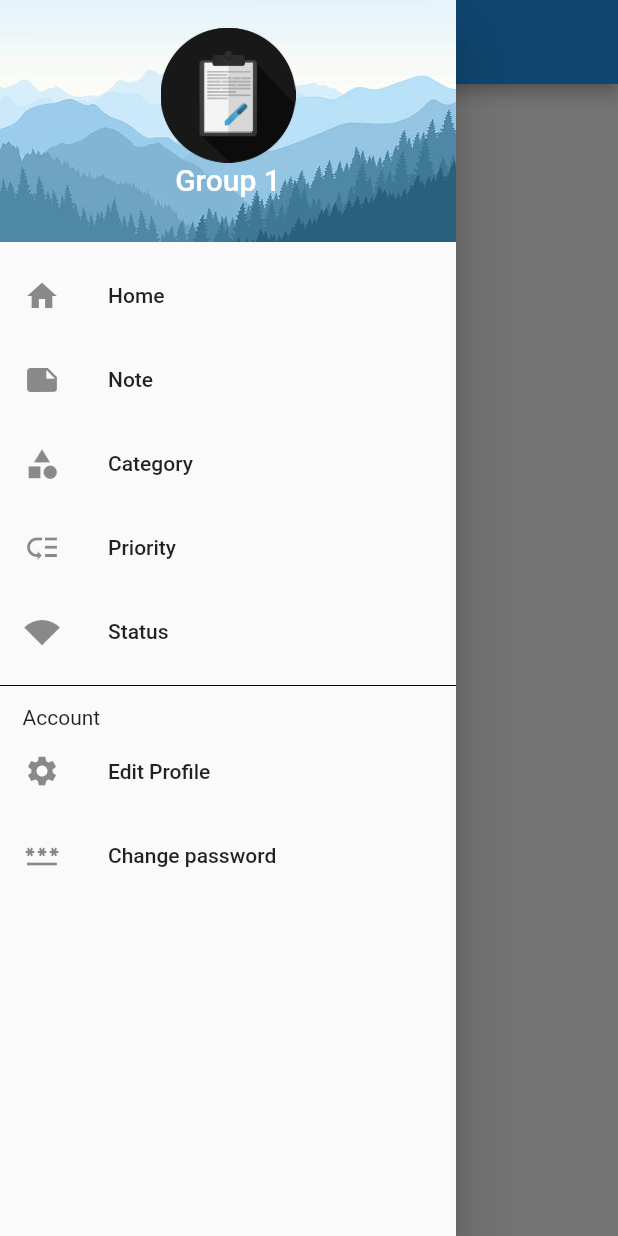
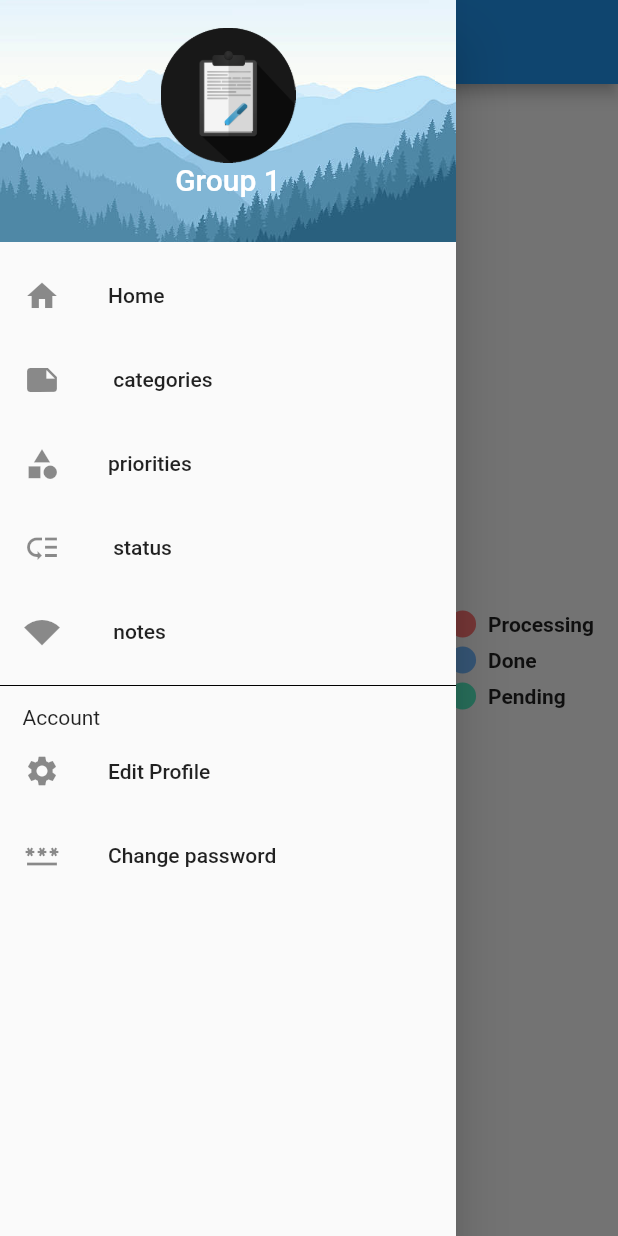
Before and after one commit to caoduczpsm/R2S-Flutter-NMS-Project-, a Flutter app: the NoteApp screen opened directly with empty values, with the side drawer open, on a phone screen of 412 x 824 dp. Run offline on Flutter 3.47's test engine with Material 2 defaults, Android fonts, the phone set to English and light mode, and no system bars; drawn by our look-alikes of pie_chart; our stand-ins replace sqflite; accounts and stored records are empty.

Commit message:
add pie chart library

```diff
--- a/lib/dashboard.dart
+++ b/lib/dashboard.dart
@@ -1,6 +1,8 @@
 import 'package:flutter/material.dart';
 import 'package:note_management_system/item.dart';
 import 'package:note_management_system/model/User.dart';
+import 'package:note_management_system/ultilities/Constant.dart';
+import 'package:pie_chart/pie_chart.dart';
 
 // ignore: must_be_immutable
 class NoteApp extends StatefulWidget {
@@ -21,7 +23,12 @@ class _NoteAppState extends State<NoteApp> {
   _NoteAppState({required this.user});
 
   Widget _currentScreen = const ItemDashboard();
+  Map<String, double> dataMap = {
+    "Processing": 60,
+    "Done": 20,
+    "Pending": 20,
 
+  };
   @override
   Widget build(BuildContext context) {
     return Scaffold(
@@ -76,7 +83,7 @@ class _NoteAppState extends State<NoteApp> {
               },
             ),
             ListTile(
-              title: const Text('Note'),
+              title: const Text(' ${Constant.KEY_TABLE_CATEGORY}'),
               leading: const Icon(Icons.note),
               onTap: () {
                 setState(() {
@@ -86,7 +93,7 @@ class _NoteAppState extends State<NoteApp> {
               },
             ),
             ListTile(
-              title: const Text('Category'),
+              title: const Text('${Constant.KEY_TABLE_PRIORITY}'),
               leading: const Icon(Icons.category),
               onTap: () {
                 setState(() {
@@ -96,7 +103,7 @@ class _NoteAppState extends State<NoteApp> {
               },
             ),
             ListTile(
-              title: const Text('Priority'),
+              title: const Text(' ${Constant.KEY_TABLE_STATUS}'),
               leading: const Icon(Icons.low_priority),
               onTap: () {
                 setState(() {
@@ -106,7 +113,7 @@ class _NoteAppState extends State<NoteApp> {
               },
             ),
             ListTile(
-              title: const Text('Status'),
+              title: const Text(' ${Constant.KEY_TABLE_NOTE}'),
               leading: const Icon(Icons.signal_wifi_statusbar_4_bar),
               onTap: () {
                 setState(() {
@@ -143,7 +150,10 @@ class _NoteAppState extends State<NoteApp> {
           ],
         ),
       ),
-      body: _currentScreen,
+      body:
+      // _currentScreen,
+      PieChart(dataMap: dataMap)
+
     );
   }
 }
--- a/lib/ultilities/Constant.dart
+++ b/lib/ultilities/Constant.dart
@@ -74,4 +74,7 @@ class Constant{
   static const KEY_NOTE_PRIORITY_ID = "priorities_id";
   // ignore: constant_identifier_names
   static const KEY_NOTE_USER_ID = "user_id";
+  static String getPriority() {
+    return KEY_TABLE_PRIORITY;
+  }
 }
--- a/pubspec.yaml
+++ b/pubspec.yaml
@@ -36,7 +36,7 @@ dependencies:
   # The following adds the Cupertino Icons font to your application.
   # Use with the CupertinoIcons class for iOS style icons.
   cupertino_icons: ^1.0.2
-
+  pie_chart: ^5.3.2
 dev_dependencies:
   flutter_test:
     sdk: flutter
```
Also changed, not shown: pubspec.lock.
